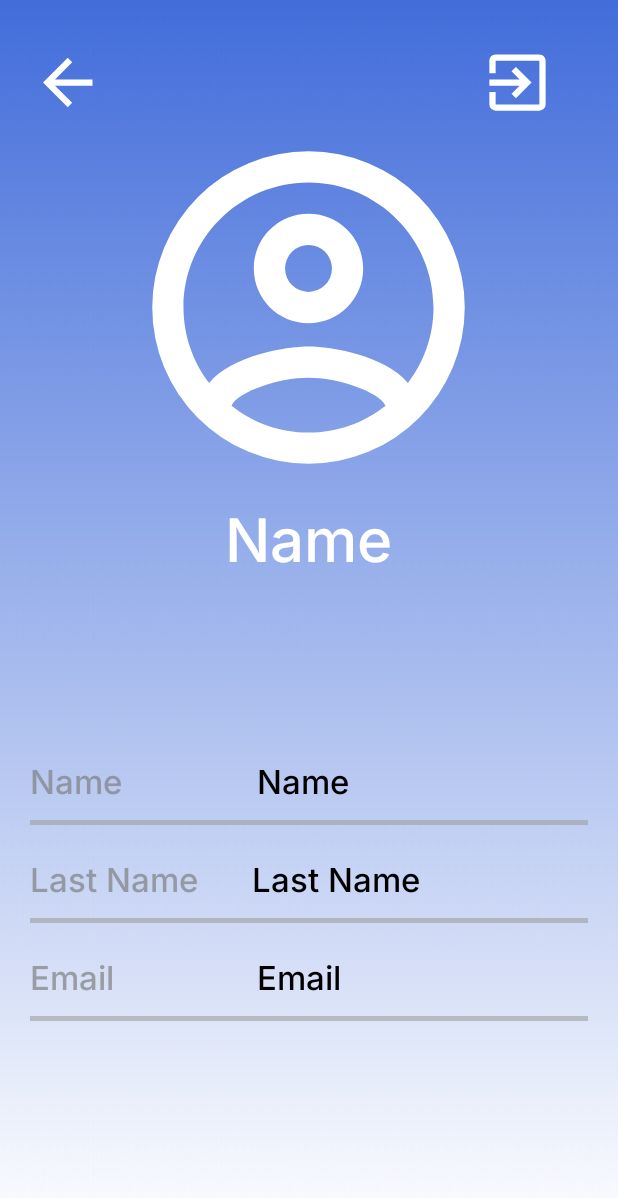
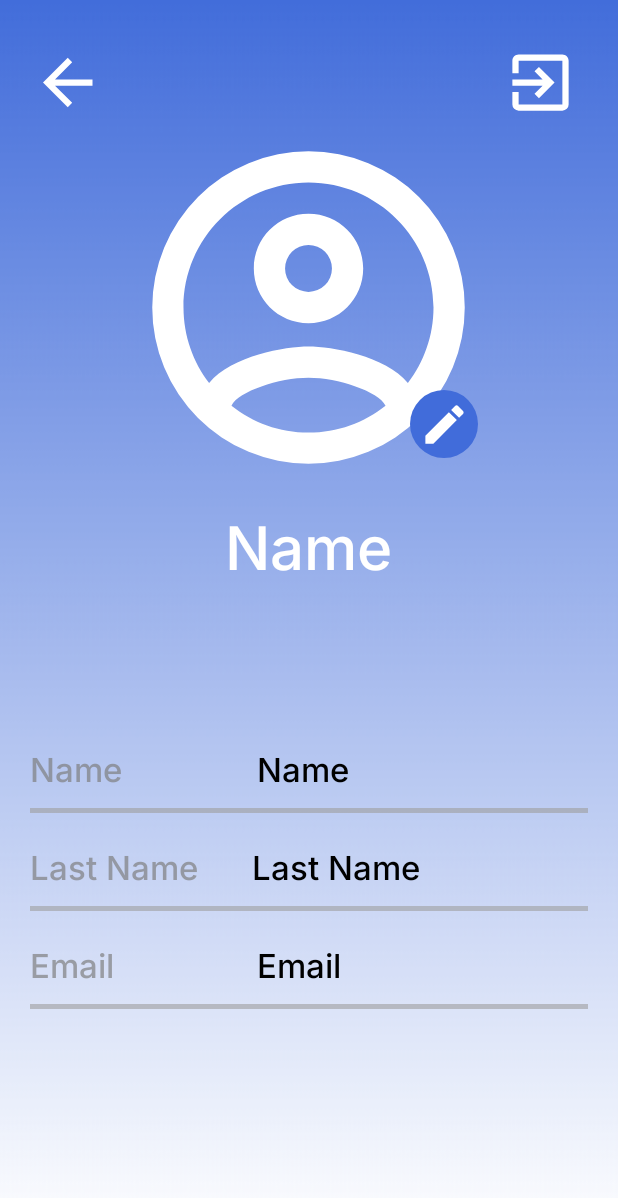
Before and after one commit to Risk43/proyectoKotlin, an Android app: the ProfileActivity screen opened directly, with no data from a screen before it, on a phone screen of 412 x 824 dp. Shown: the top 1198 px of the screen. Run offline under Robolectric (Android 15) with nearby library versions, the phone set to English and light mode, and no system bars; our stand-ins replace CircleImageView, Firebase (no records; nobody signed in at launch, a user with empty details on screens opened directly); 2 statements that could not run were skipped.

Commit message:
Profile image upload

```diff
--- a/app/build.gradle
+++ b/app/build.gradle
@@ -57,5 +57,4 @@ dependencies {
     implementation 'com.facebook.shimmer:shimmer:0.5.0'
     implementation 'androidx.drawerlayout:drawerlayout:1.1.1'
     implementation 'androidx.coordinatorlayout:coordinatorlayout:1.2.0'
-
 }
--- a/app/src/main/java/com/example/proyectokotlin/activities/ProfileActivity.kt
+++ b/app/src/main/java/com/example/proyectokotlin/activities/ProfileActivity.kt
@@ -2,16 +2,28 @@ package com.example.proyectokotlin.activities
 
 import android.content.Context
 import android.content.Intent
+import android.net.Uri
 import androidx.appcompat.app.AppCompatActivity
 import android.os.Bundle
+import android.view.View
+import android.widget.Button
+import android.widget.ImageButton
 import android.widget.ImageView
+import android.widget.ProgressBar
 import android.widget.TextView
+import android.widget.Toast
+import androidx.activity.result.contract.ActivityResultContracts
+import com.bumptech.glide.Glide
 import com.example.proyectokotlin.R
+import com.google.common.base.MoreObjects.ToStringHelper
 import com.google.firebase.auth.FirebaseAuth
 import com.google.firebase.firestore.FirebaseFirestore
+import com.google.firebase.storage.FirebaseStorage
+import com.google.firebase.storage.StorageReference
 
 class ProfileActivity : AppCompatActivity() {
 
+    private lateinit var session: String
 
     private lateinit var profile: TextView
     private lateinit var profileName: TextView
@@ -20,20 +32,26 @@ class ProfileActivity : AppCompatActivity() {
 
     private lateinit var ivBack: ImageView
     private lateinit var ivSingOut: ImageView
+    private lateinit var ivProfilePhoto: ImageView
+
+    private lateinit var btUpload: Button
+    private lateinit var btEditPhoto: ImageButton
+
+    private lateinit var progressBar: ProgressBar
+
+    private lateinit var storageReference: StorageReference
+    private lateinit var rute_storage: String
+    private lateinit var imageUri: Uri
 
     override fun onCreate(savedInstanceState: Bundle?) {
         super.onCreate(savedInstanceState)
         setContentView(R.layout.activity_profile)
 
+        initVars()
+
         val bundle: Bundle? = intent.extras
         val email = bundle?.getString("email")
         val provider = bundle?.getString("provider")
-
-
-        profile = findViewById(R.id.tvProfile)
-        profileName = findViewById(R.id.tvProfileName)
-        profileLName = findViewById(R.id.tvProfileLName)
-        profileEmail = findViewById(R.id.tvProfileEmail)
 
         val prefs = getSharedPreferences(getString(R.string.prefs_file), Context.MODE_PRIVATE).edit()
         prefs.putString("email",email)
@@ -41,19 +59,33 @@ class ProfileActivity : AppCompatActivity() {
         prefs.apply()
 
         val prefsRec = getSharedPreferences(getString(R.string.prefs_file), Context.MODE_PRIVATE)
-        val session = prefsRec.getString("email", null)
+        session = prefsRec.getString("email", null).toString()
 
 
-        modules(session!!, ProviderType.EMAIL_PASSWORD)
+        initComponents(session!!, ProviderType.EMAIL_PASSWORD)
 
     }
 
-    fun modules(session: String, provider: ProviderType){
+    private fun initVars(){
+        profile = findViewById(R.id.tvProfile)
+        profileName = findViewById(R.id.tvProfileName)
+        profileLName = findViewById(R.id.tvProfileLName)
+        profileEmail = findViewById(R.id.tvProfileEmail)
+        ivProfilePhoto = findViewById(R.id.ivProfilePhoto)
+        btUpload = findViewById(R.id.btUpload)
+        btEditPhoto = findViewById(R.id.btEditPhoto)
+        progressBar = findViewById(R.id.progresBar)
+        storageReference = FirebaseStorage.getInstance().reference
+
+        btUpload.visibility = View.INVISIBLE
+    }
+    private fun initComponents(session: String, provider: ProviderType){
         setData(session)
         goMain(session, provider)
         singOut()
+        uploadPhoto()
+        updatePhoto(session)
     }
-
 
     private fun singOut(){
         ivSingOut = findViewById(R.id.ivSingOut)
@@ -78,12 +110,74 @@ class ProfileActivity : AppCompatActivity() {
                         val name = document.getString("name")
                         val lName = document.getString("lastName")
                         val email = document.getString("email")
+                        val photo = document.getString("photo")
+
 
                         profile.text = name
                         profileName.text = name
                         profileLName.text = lName
                         profileEmail.text = email
+                        Glide.with(this).load(photo).into(ivProfilePhoto)
+                    }
+                }
+            }
+        }
+    }
 
+    private fun uploadPhoto(){
+        btEditPhoto.setOnClickListener {
+            resultLauncher.launch("image/*")
+            btUpload.visibility = View.VISIBLE
+        }
+        btUpload.setOnClickListener {
+            selectPhoto()
+            btUpload.visibility = View.INVISIBLE
+        }
+    }
+
+
+    private val resultLauncher = registerForActivityResult(
+        ActivityResultContracts.GetContent()){
+        imageUri = it
+        ivProfilePhoto.setBackgroundResource(R.color.transparent)
+        ivProfilePhoto.setImageURI(imageUri)
+    }
+
+
+    private fun selectPhoto(){
+        progressBar.visibility = View.VISIBLE
+        rute_storage = "users/" + session
+        val reference = storageReference.child(rute_storage)
+        reference.putFile(imageUri).addOnCompleteListener { task->
+            if (task.isSuccessful){
+                reference.downloadUrl.addOnSuccessListener { uri->
+                    val downloadUri = uri.toString()
+                    val map = hashMapOf<String, Any>()
+                    map.put("photo",downloadUri)
+
+                       FirebaseFirestore.getInstance().collection("users").document(session).update(map).addOnCompleteListener{ firestoreTask->
+                           if (firestoreTask.isSuccessful){
+                               Toast.makeText(this,"Foto actualizada", Toast.LENGTH_SHORT).show()
+                           }else{
+                               Toast.makeText(this, task.exception?.message, Toast.LENGTH_SHORT).show()
+                           }
+                           progressBar.visibility = View.GONE
+                       }
+                }
+            }else{
+                Toast.makeText(this, task.exception?.message, Toast.LENGTH_SHORT).show()
+            }
+        }
+    }
+
+    private fun updatePhoto(session: String){
+        if (session != null){
+            FirebaseFirestore.getInstance().collection("users").get().addOnSuccessListener { result ->
+                for (document in result){
+                    if (document.getString("email") == session){
+                        val photo = document.getString("photo")
+
+                        Glide.with(this).load(photo).into(ivProfilePhoto)
                     }
                 }
             }
--- /dev/null
+++ b/app/src/main/res/drawable/circle_button.xml
@@ -0,0 +1,9 @@
+<?xml version="1.0" encoding="utf-8"?>
+<selector xmlns:android="http://schemas.android.com/apk/res/android">
+    <item>
+        <shape android:shape="oval">
+            <corners android:radius="15dp"/>
+            <solid android:color="@color/azulbt"></solid>
+        </shape>
+    </item>
+</selector>
--- /dev/null
+++ b/app/src/main/res/drawable/pencil.xml
@@ -0,0 +1,8 @@
+<vector xmlns:android="http://schemas.android.com/apk/res/android"
+    android:height="34dp"
+    android:width="34dp"
+    android:viewportWidth="24"
+    android:viewportHeight="24">
+    <path
+    android:fillColor="@color/white"
+    android:pathData="M20.71,7.04C21.1,6.65 21.1,6 20.71,5.63L18.37,3.29C18,2.9 17.35,2.9 16.96,3.29L15.12,5.12L18.87,8.87M3,17.25V21H6.75L17.81,9.93L14.06,6.18L3,17.25Z" /></vector>
--- a/app/src/main/res/layout/activity_profile.xml
+++ b/app/src/main/res/layout/activity_profile.xml
@@ -30,7 +30,7 @@
                 android:layout_height="50dp"
                 android:layout_width="50dp"
                 android:layout_marginTop="20dp"
-                android:layout_marginLeft="250dp"
+                android:layout_marginLeft="265dp"
                 android:background="@drawable/exit_icon_white"/>
 
         </LinearLayout>
@@ -41,36 +41,63 @@
             android:orientation="vertical"
             >
 
-            <ImageView
+            <de.hdodenhof.circleimageview.CircleImageView
+                android:id="@+id/ivProfilePhoto"
                 android:layout_height="250dp"
                 android:layout_width="250dp"
                 android:background="@drawable/account_circle_outline"
                 android:layout_gravity="center"/>
 
+            <ImageButton
+                android:id="@+id/btEditPhoto"
+                android:layout_height="45dp"
+                android:layout_width="45dp"
+                android:layout_marginTop="-70dp"
+                android:layout_marginLeft="90dp"
+                android:layout_gravity="center"
+                android:background="@drawable/circle_button"
+                android:src="@drawable/pencil"/>
+
             <TextView
                 android:id="@+id/tvProfile"
                 android:layout_height="wrap_content"
                 android:layout_width="wrap_content"
+                android:layout_marginTop="30dp"
                 android:text="Name"
                 android:textColor="@color/white"
                 android:textSize="40dp"
                 android:layout_gravity="center"
                 android:fontFamily="@font/inter_medium"/>
 
-        </LinearLayout>
+            <android.widget.Button
+                android:id="@+id/btUpload"
+                android:layout_width="170dp"
+                android:layout_height="52dp"
+                android:layout_gravity="center"
+                android:layout_marginTop="30dp"
+                android:background="@drawable/corners"
+                android:backgroundTint="@color/azulbt"
+                android:fontFamily="@font/inter_medium"
+                android:text="Actualizar"
+                android:textAllCaps="false"
+                android:textColor="@color/white"
+                android:textSize="26dp"
+                android:onClick="login"/>
 
-        <LinearLayout
-            android:layout_height="wrap_content"
-            android:layout_width="match_parent">
-
-
+            <ProgressBar
+                android:id="@+id/progresBar"
+                android:layout_height="match_parent"
+                android:layout_width="match_parent"
+                android:layout_marginTop="-50dp"
+                android:visibility="gone"
+                android:indeterminateTint="@color/azulbt"/>
 
         </LinearLayout>
 
         <LinearLayout
             android:layout_height="wrap_content"
             android:layout_width="match_parent"
-            android:layout_marginTop="20dp"
+            android:layout_marginTop="-100dp"
             android:orientation="vertical">
 
             <LinearLayout
```
